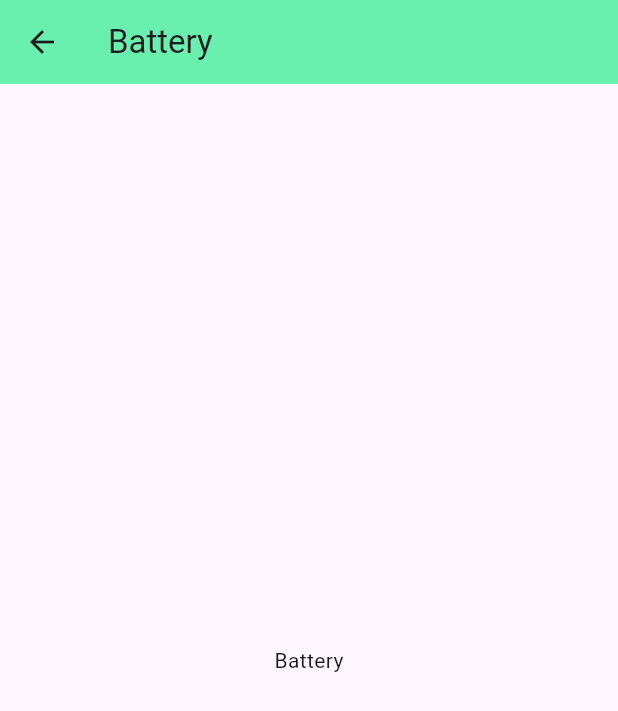
After one commit to varshini250707/flutter_personal_diary, a Flutter app: the Batteryscreen screen opened directly, on a phone screen of 412 x 824 dp. The commit adds this screen. Shown: the top 711 px of the screen. Run offline on Flutter 3.47's test engine with Material 3 defaults, Android fonts, the phone set to English and light mode, and no system bars.

Commit message:
battery screen navigate added to home screen

```diff
--- /dev/null
+++ b/lib/Screens/BatteryScreen.dart
@@ -0,0 +1,30 @@
+import 'package:flutter/material.dart';
+
+ class Batteryscreen extends StatefulWidget {
+
+   final String title;
+
+   const Batteryscreen ({super.key,  required this.title });
+
+   @override
+   State<Batteryscreen> createState() => _BatteryScreenState();
+ }
+
+ class _BatteryScreenState extends State<Batteryscreen> {
+   @override
+   Widget build(BuildContext context) {
+     return Scaffold(
+       appBar: AppBar(
+         title: Text(widget.title),
+         backgroundColor: Colors.greenAccent,
+       ),
+       body: Center(
+         child: Text(
+           widget.title
+         ),
+       ),
+     );
+
+
+   }
+ }
--- a/lib/Screens/HomeScreen.dart
+++ b/lib/Screens/HomeScreen.dart
@@ -1,4 +1,5 @@
 import 'package:flutter/material.dart';
+import 'package:flutter_personal_diary/Screens/BatteryScreen.dart';
 import 'package:flutter_personal_diary/Screens/MessageScreen.dart';
 import 'package:flutter_personal_diary/Screens/PeopleScreen.dart';
 
@@ -66,6 +67,14 @@ class _HomeScreenState extends State<HomeScreen> {
                     ),
                   );
                 }
+                else if (items[index] == 'Battery') {
+                  Navigator.push(
+                    context,
+                    MaterialPageRoute(
+                      builder: (context) => const Batteryscreen(title: 'Battery'),
+                    ),
+                  );
+                }
 
               },
               child: Card(
```
